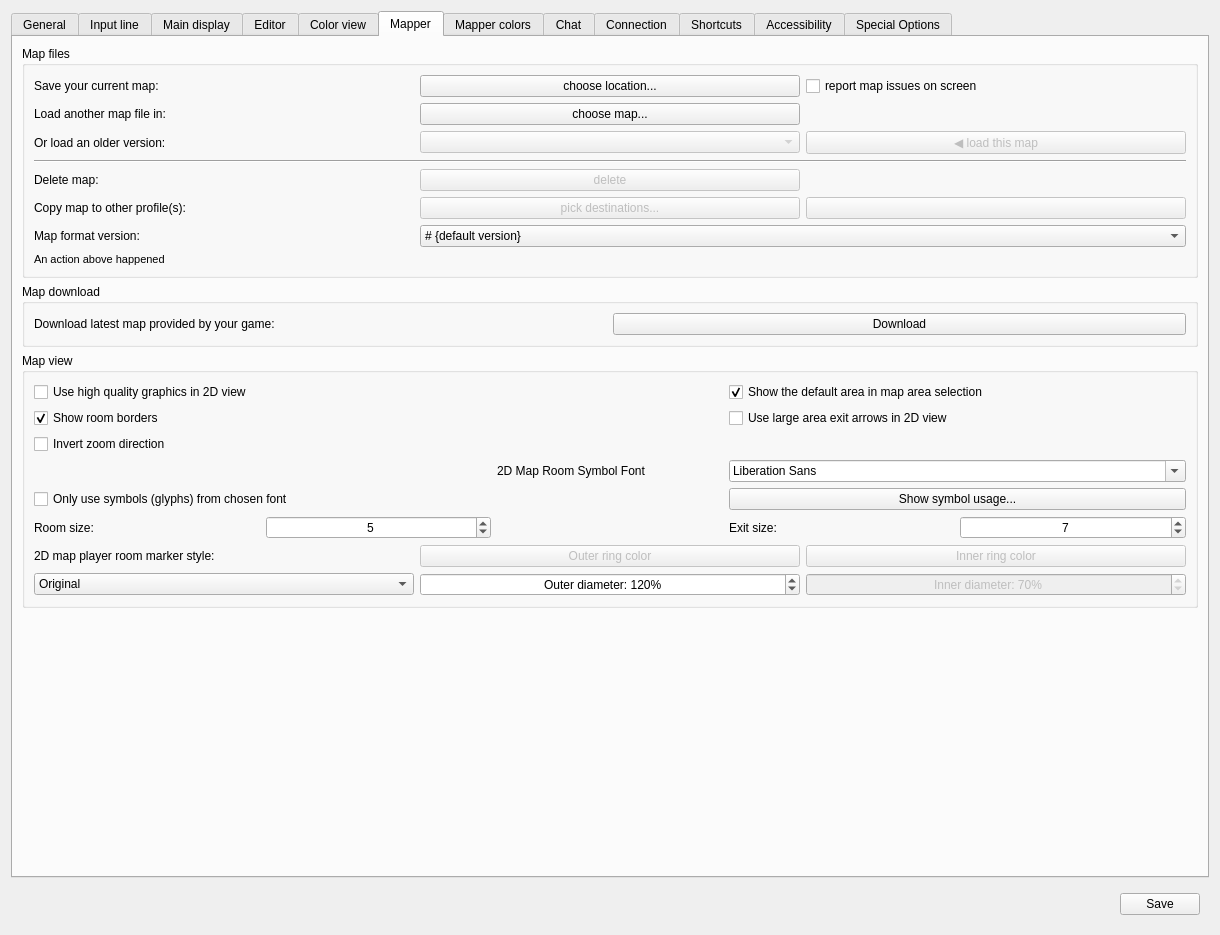
Above: src/ui/profile_preferences.ui from Mudlet/Mudlet before the change. Below: the same form after it.
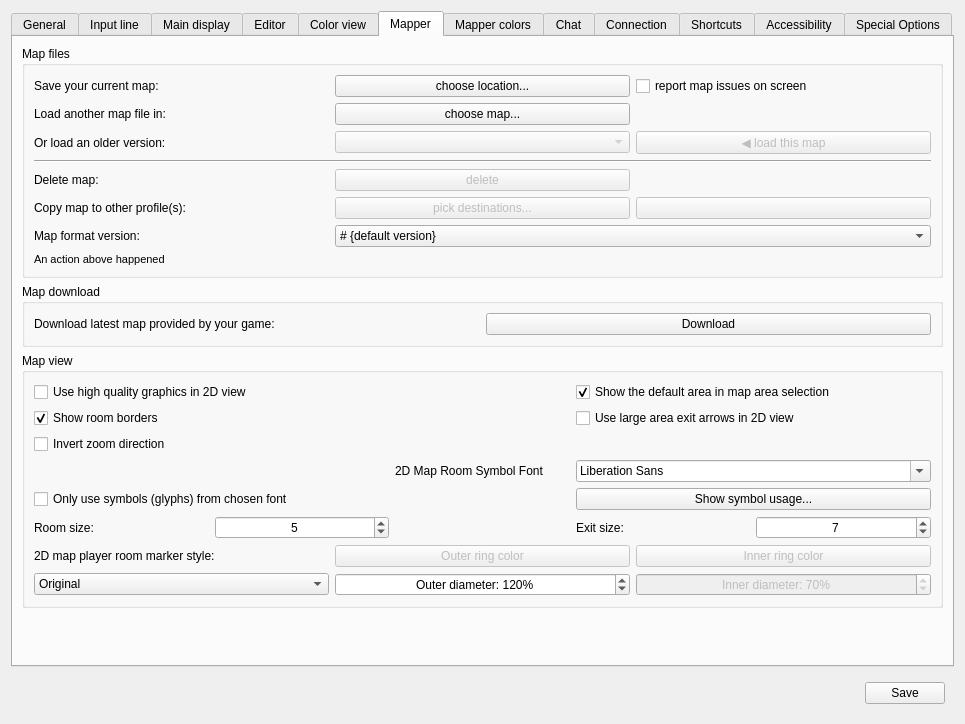
That is the form after the change. Icons and pictures are not drawn. Custom widgets are drawn as their Qt base class.

What changed in the file:
```diff
--- a/src/ui/profile_preferences.ui
+++ b/src/ui/profile_preferences.ui
@@ -6,8 +6,8 @@
    <rect>
     <x>0</x>
     <y>0</y>
-    <width>1220</width>
-    <height>935</height>
+    <width>965</width>
+    <height>694</height>
    </rect>
   </property>
   <property name="sizePolicy">
```
